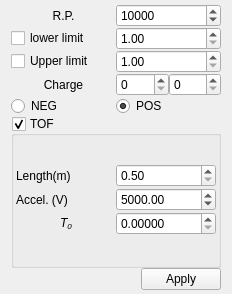
This is src/libs/adwidgets/mssimulatorform.ui in qtplatz/qtplatz as Qt 5 draws it before an edit. The edited form follows.
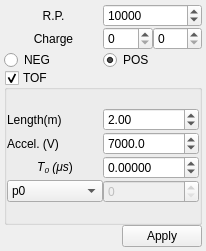
This is the edited form.

Diff of the .ui file:
```diff
--- a/src/libs/adwidgets/mssimulatorform.ui
+++ b/src/libs/adwidgets/mssimulatorform.ui
@@ -6,8 +6,8 @@
    <rect>
     <x>0</x>
     <y>0</y>
-    <width>232</width>
-    <height>294</height>
+    <width>206</width>
+    <height>251</height>
    </rect>
   </property>
   <property name="windowTitle">
@@ -17,9 +17,15 @@
    <property name="spacing">
     <number>0</number>
    </property>
+   <property name="leftMargin">
+    <number>4</number>
+   </property>
    <property name="topMargin">
     <number>4</number>
    </property>
+   <property name="rightMargin">
+    <number>4</number>
+   </property>
    <property name="bottomMargin">
     <number>4</number>
    </property>
@@ -30,26 +36,6 @@
        <property name="verticalSpacing">
         <number>0</number>
        </property>
-       <item row="2" column="1">
-        <widget class="QDoubleSpinBox" name="doubleSpinBox_2">
-         <property name="minimum">
-          <double>1.000000000000000</double>
-         </property>
-         <property name="maximum">
-          <double>100000.000000000000000</double>
-         </property>
-        </widget>
-       </item>
-       <item row="3" column="1">
-        <layout class="QHBoxLayout" name="horizontalLayout">
-         <item>
-          <widget class="QSpinBox" name="spinBox_2"/>
-         </item>
-         <item>
-          <widget class="QSpinBox" name="spinBox_3"/>
-         </item>
-        </layout>
-       </item>
        <item row="0" column="1">
         <widget class="QSpinBox" name="spinBox">
          <property name="minimum">
@@ -66,7 +52,7 @@
          </property>
         </widget>
        </item>
-       <item row="3" column="0">
+       <item row="1" column="0">
         <widget class="QLabel" name="label_2">
          <property name="text">
           <string>Charge</string>
@@ -76,15 +62,22 @@
          </property>
         </widget>
        </item>
+       <item row="2" column="0">
+        <widget class="QRadioButton" name="radioButtonNeg">
+         <property name="text">
+          <string>NEG</string>
+         </property>
+        </widget>
+       </item>
        <item row="1" column="1">
-        <widget class="QDoubleSpinBox" name="doubleSpinBox">
-         <property name="minimum">
-          <double>1.000000000000000</double>
-         </property>
-         <property name="maximum">
-          <double>100000.000000000000000</double>
-         </property>
-        </widget>
+        <layout class="QHBoxLayout" name="horizontalLayout">
+         <item>
+          <widget class="QSpinBox" name="spinBox_2"/>
+         </item>
+         <item>
+          <widget class="QSpinBox" name="spinBox_3"/>
+         </item>
+        </layout>
        </item>
        <item row="0" column="0">
         <widget class="QLabel" name="label">
@@ -96,28 +89,7 @@
          </property>
         </widget>
        </item>
-       <item row="1" column="0">
-        <widget class="QCheckBox" name="checkBox">
-         <property name="text">
-          <string>lower limit</string>
-         </property>
-        </widget>
-       </item>
-       <item row="2" column="0">
-        <widget class="QCheckBox" name="checkBox_2">
-         <property name="text">
-          <string>Upper limit</string>
-         </property>
-        </widget>
-       </item>
-       <item row="4" column="0">
-        <widget class="QRadioButton" name="radioButtonNeg">
-         <property name="text">
-          <string>NEG</string>
-         </property>
-        </widget>
-       </item>
-       <item row="4" column="1">
+       <item row="2" column="1">
         <widget class="QRadioButton" name="radioButtonPos">
          <property name="text">
           <string>POS</string>
@@ -142,15 +114,18 @@
        </property>
        <layout class="QGridLayout" name="gridLayout_3">
         <property name="leftMargin">
-         <number>2</number>
+         <number>0</number>
         </property>
         <property name="topMargin">
          <number>0</number>
         </property>
         <property name="rightMargin">
-         <number>2</number>
+         <number>0</number>
         </property>
         <property name="bottomMargin">
+         <number>0</number>
+        </property>
+        <property name="horizontalSpacing">
          <number>2</number>
         </property>
         <property name="verticalSpacing">
@@ -161,44 +136,10 @@
           <property name="verticalSpacing">
            <number>1</number>
           </property>
-          <item row="0" column="1">
-           <widget class="QDoubleSpinBox" name="doubleSpinBox_3">
-            <property name="minimum">
-             <double>0.500000000000000</double>
-            </property>
-            <property name="maximum">
-             <double>999.990000000000009</double>
-            </property>
-           </widget>
-          </item>
-          <item row="1" column="0">
-           <widget class="QLabel" name="label_4">
-            <property name="text">
-             <string>Accel. (V)</string>
-            </property>
-           </widget>
-          </item>
-          <item row="0" column="0">
-           <widget class="QLabel" name="label_3">
-            <property name="text">
-             <string>Length(m)</string>
-            </property>
-           </widget>
-          </item>
-          <item row="1" column="1">
-           <widget class="QDoubleSpinBox" name="doubleSpinBox_4">
-            <property name="maximum">
-             <double>20000.000000000000000</double>
-            </property>
-            <property name="value">
-             <double>5000.000000000000000</double>
-            </property>
-           </widget>
-          </item>
           <item row="2" column="0">
            <widget class="QLabel" name="label_5">
             <property name="text">
-             <string>&lt;i&gt;T&lt;sub&gt;0&lt;/sub&gt;&lt;/i&gt;</string>
+             <string>&lt;i&gt;T&lt;sub&gt;0&lt;/sub&gt;&lt;/it&gt; (&lt;it&gt;&amp;mu;s&lt;/i&gt;)</string>
             </property>
             <property name="textFormat">
              <enum>Qt::RichText</enum>
@@ -208,11 +149,94 @@
             </property>
            </widget>
           </item>
+          <item row="3" column="1">
+           <widget class="QSpinBox" name="spinBox_lap">
+            <property name="enabled">
+             <bool>false</bool>
+            </property>
+            <property name="maximum">
+             <number>9999</number>
+            </property>
+           </widget>
+          </item>
+          <item row="0" column="1">
+           <widget class="QDoubleSpinBox" name="doubleSpinBox_3">
+            <property name="minimum">
+             <double>0.100000000000000</double>
+            </property>
+            <property name="maximum">
+             <double>999.990000000000009</double>
+            </property>
+            <property name="value">
+             <double>2.000000000000000</double>
+            </property>
+           </widget>
+          </item>
+          <item row="1" column="1">
+           <widget class="QDoubleSpinBox" name="doubleSpinBox_4">
+            <property name="decimals">
+             <number>1</number>
+            </property>
+            <property name="maximum">
+             <double>50000.000000000000000</double>
+            </property>
+            <property name="value">
+             <double>7000.000000000000000</double>
+            </property>
+           </widget>
+          </item>
           <item row="2" column="1">
            <widget class="QDoubleSpinBox" name="doubleSpinBox_5">
             <property name="decimals">
              <number>5</number>
             </property>
+            <property name="minimum">
+             <double>-1000.000000000000000</double>
+            </property>
+            <property name="maximum">
+             <double>1000.000000000000000</double>
+            </property>
+            <property name="singleStep">
+             <double>0.010000000000000</double>
+            </property>
+           </widget>
+          </item>
+          <item row="0" column="0">
+           <widget class="QLabel" name="label_3">
+            <property name="text">
+             <string>Length(m)</string>
+            </property>
+           </widget>
+          </item>
+          <item row="1" column="0">
+           <widget class="QLabel" name="label_4">
+            <property name="text">
+             <string>Accel. (V)</string>
+            </property>
+           </widget>
+          </item>
+          <item row="3" column="0">
+           <widget class="QComboBox" name="comboBox">
+            <item>
+             <property name="text">
+              <string>p0</string>
+             </property>
+            </item>
+            <item>
+             <property name="text">
+              <string>p1</string>
+             </property>
+            </item>
+            <item>
+             <property name="text">
+              <string>p2</string>
+             </property>
+            </item>
+            <item>
+             <property name="text">
+              <string>p3</string>
+             </property>
+            </item>
            </widget>
           </item>
          </layout>
```
